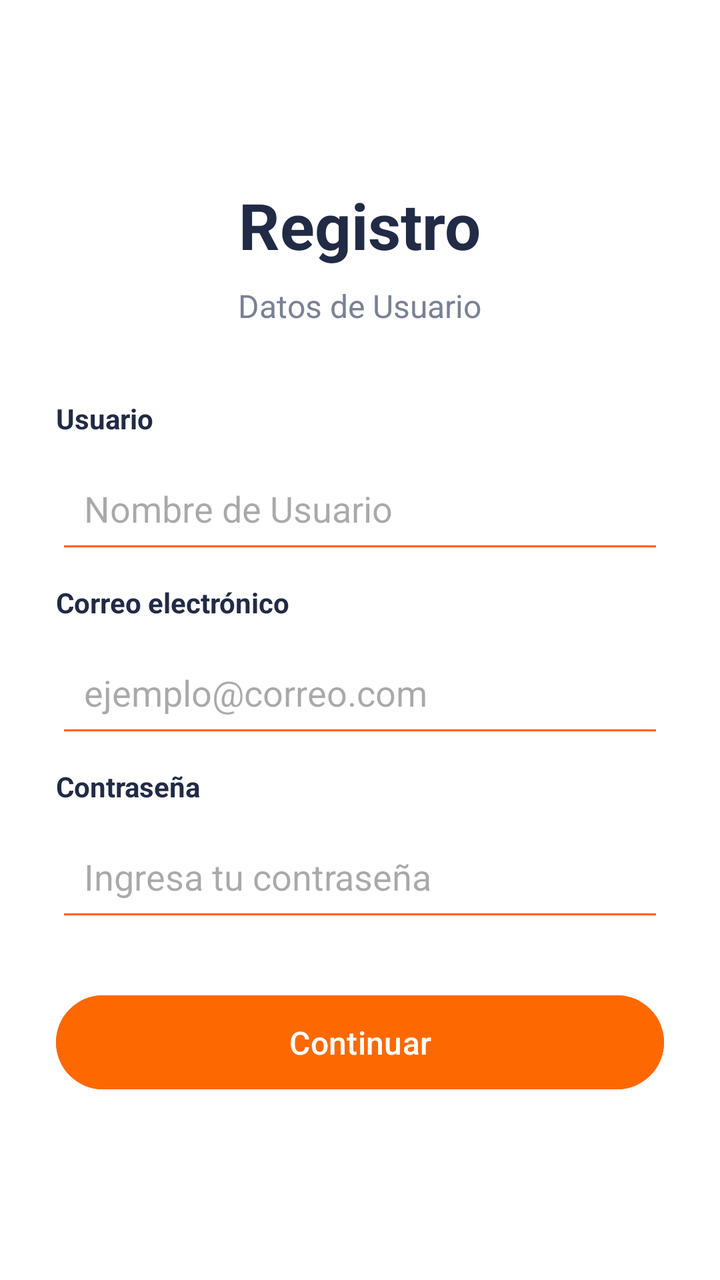
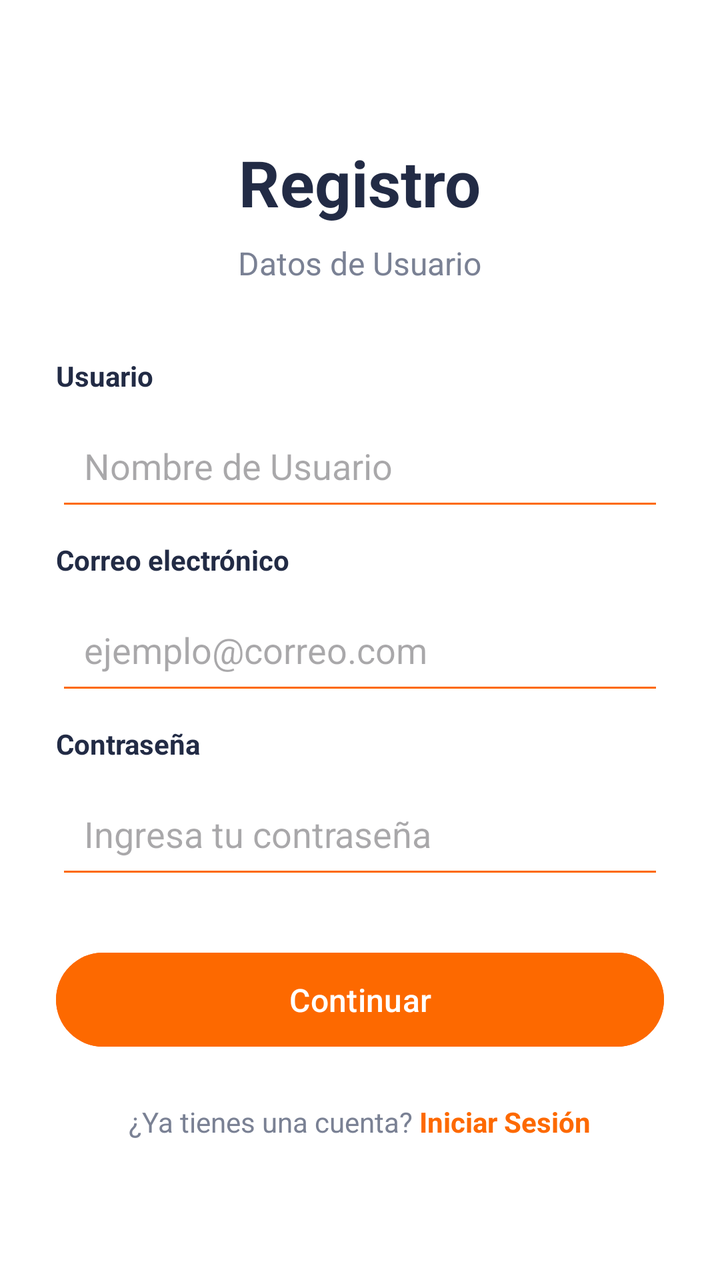

Before-and-after screenshots of an Android layout around one commit, followed by the original layout XML and the change that was made.
<!-- AndroidManifest.xml: application theme Theme.ApexGym -->
<!-- res/layout/fragment_registro.xml -->
<?xml version="1.0" encoding="utf-8"?>
<ScrollView
    xmlns:android="http://schemas.android.com/apk/res/android"
    android:layout_width="match_parent"
    android:layout_height="match_parent"
    android:fillViewport="true"
    android:background="#FFFFFF">

    <LinearLayout
        android:layout_width="match_parent"
        android:layout_height="match_parent"
        android:orientation="vertical"
        android:gravity="center"
        android:padding="28dp">

        <TextView
            android:layout_width="wrap_content"
            android:layout_height="wrap_content"
            android:text="Registro"
            android:textSize="32sp"
            android:textStyle="bold"
            android:textColor="#222B45"
            android:layout_marginBottom="8dp" />

        <TextView
            android:layout_width="wrap_content"
            android:layout_height="wrap_content"
            android:text="Datos de Usuario"
            android:textSize="16sp"
            android:textColor="#7A8194"
            android:layout_marginBottom="36dp" />

        <TextView
            android:layout_width="match_parent"
            android:layout_height="wrap_content"
            android:text="Usuario"
            android:textColor="#222B45"
            android:textStyle="bold"
            android:layout_marginBottom="8dp" />

        <EditText
            android:id="@+id/etUsuario"
            android:layout_width="match_parent"
            android:layout_height="55dp"
            android:backgroundTint="#fd6900"
            android:hint="Nombre de Usuario"
            android:inputType="textEmailAddress"
            android:padding="14dp"
            android:singleLine="true" />

        <TextView
            android:layout_width="match_parent"
            android:layout_height="wrap_content"
            android:text="Correo electrónico"
            android:textColor="#222B45"
            android:textStyle="bold"
            android:layout_marginTop="10dp"
            android:layout_marginBottom="8dp" />

        <EditText
            android:id="@+id/etCorreo"
            android:layout_width="match_parent"
            android:layout_height="55dp"
            android:backgroundTint="#fd6900"
            android:hint="ejemplo@correo.com"
            android:inputType="textEmailAddress"
            android:padding="14dp"
            android:singleLine="true" />

        <TextView
            android:layout_width="match_parent"
            android:layout_height="wrap_content"
            android:text="Contraseña"
            android:textColor="#222B45"
            android:textStyle="bold"
            android:layout_marginTop="10dp"
            android:layout_marginBottom="8dp" />

        <EditText
            android:id="@+id/etContrasena"
            android:layout_width="match_parent"
            android:layout_height="55dp"
            android:backgroundTint="#fd6900"
            android:hint="Ingresa tu contraseña"
            android:inputType="textPassword"
            android:padding="14dp"
            android:singleLine="true" />

        <Button
            android:id="@+id/btnContinuar"
            android:layout_width="match_parent"
            android:layout_height="55dp"
            android:layout_marginTop="28dp"
            android:backgroundTint="#fd6900"
            android:text="Continuar"
            android:textAllCaps="false"
            android:textColor="#FFFFFF"
            android:textSize="16sp" />


    </LinearLayout>

</ScrollView>
<!-- resources referenced by this layout -->
<resources>
  <style name="Theme.ApexGym" parent="Base.Theme.ApexGym" />
  <style name="Base.Theme.ApexGym" parent="Theme.Material3.DayNight.NoActionBar">
          
          
      </style>
</resources>

<!-- the commit's change to res/layout/fragment_registro.xml (unified diff, before → after) -->
@@ -96,7 +96,30 @@
             android:textAllCaps="false"
             android:textColor="#FFFFFF"
             android:textSize="16sp" />
+        <LinearLayout
+            android:layout_width="wrap_content"
+            android:layout_height="wrap_content"
+            android:orientation="horizontal"
+            android:gravity="center"
+            android:layout_marginTop="24dp">
 
+            <TextView
+                android:layout_width="wrap_content"
+                android:layout_height="wrap_content"
+                android:text="¿Ya tienes una cuenta? "
+                android:textColor="#7A8194" />
+
+            <TextView
+                android:id="@+id/tvLogin"
+                android:layout_width="wrap_content"
+                android:layout_height="wrap_content"
+                android:clickable="true"
+                android:focusable="true"
+                android:text="Iniciar Sesión"
+                android:textColor="#fd6900"
+                android:textStyle="bold" />
+
+        </LinearLayout>
 
     </LinearLayout>
 
